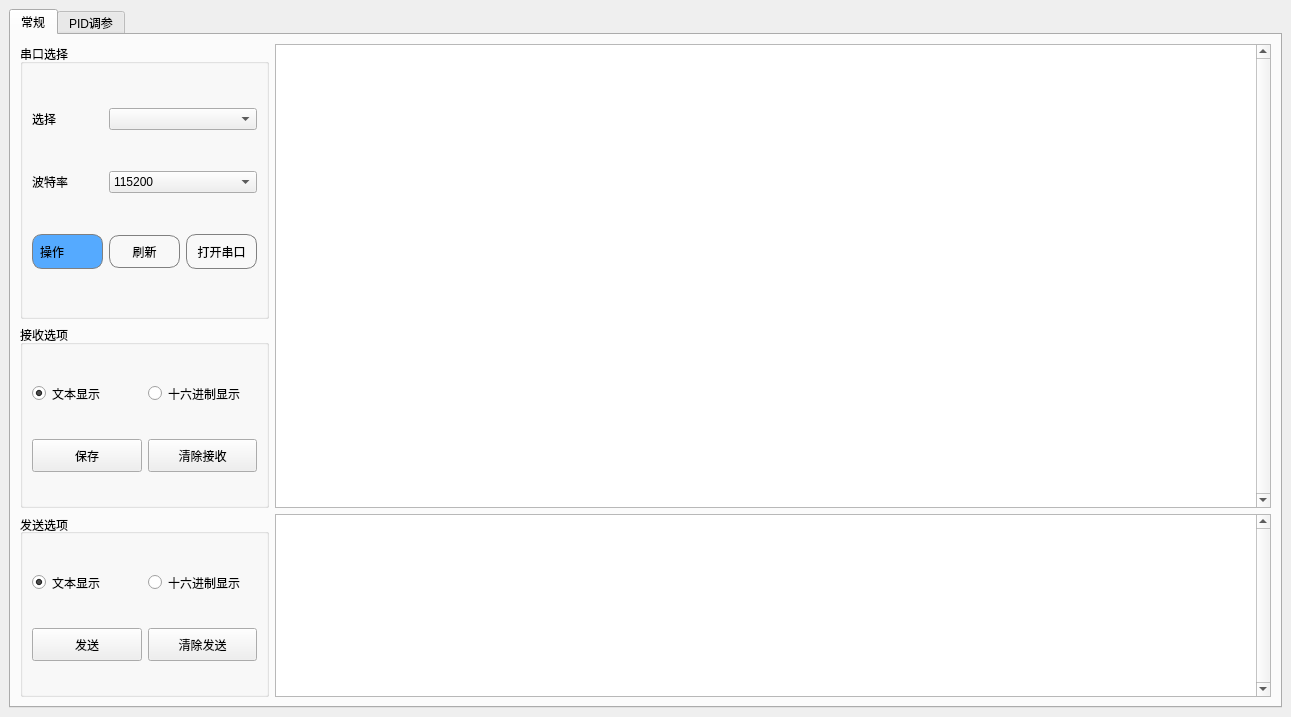
Qt form ui_mainwidow.ui (StrangeChan/SerialDebuggingAssistant) before a commit.
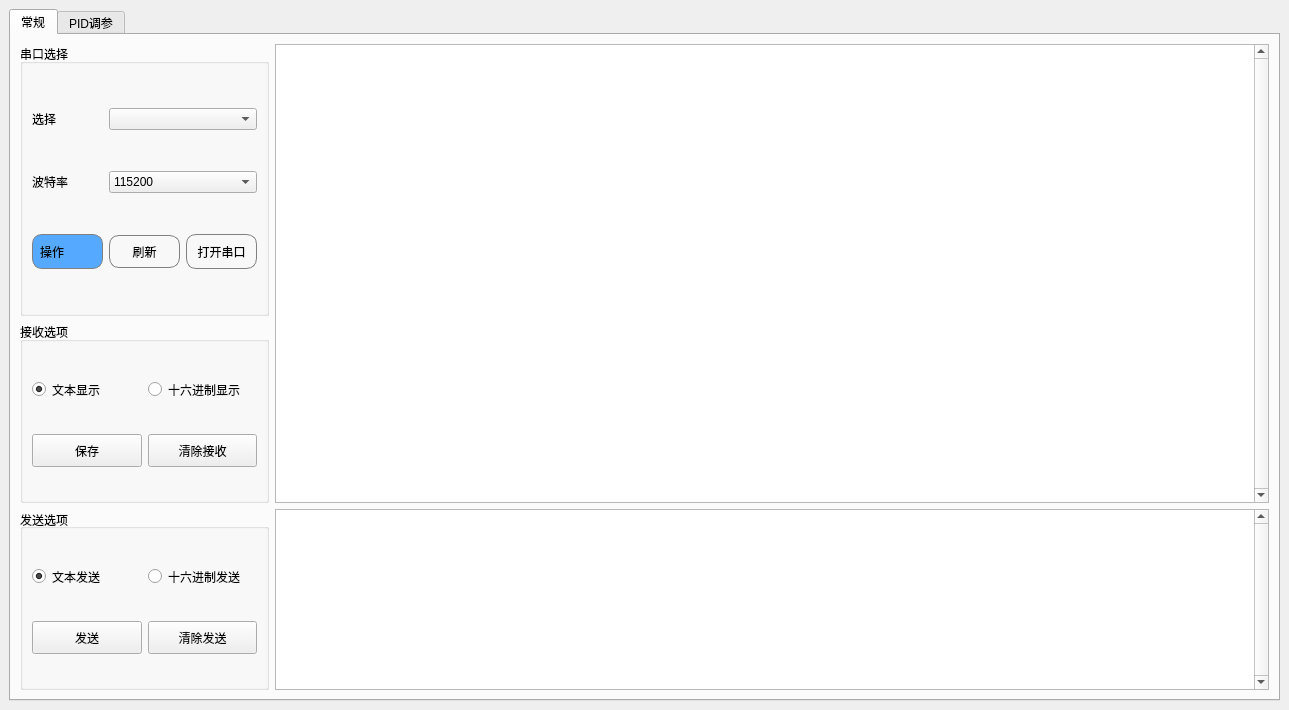
The same form after that commit. The open tabs and pages were chosen to show the change.

```diff
--- a/ui_mainwidow.ui
+++ b/ui_mainwidow.ui
@@ -6,8 +6,8 @@
    <rect>
     <x>0</x>
     <y>0</y>
-    <width>1291</width>
-    <height>717</height>
+    <width>1289</width>
+    <height>710</height>
    </rect>
   </property>
   <property name="baseSize">
@@ -273,7 +273,7 @@
               </size>
              </property>
              <property name="text">
-              <string>文本显示</string>
+              <string>文本发送</string>
              </property>
              <property name="checkable">
               <bool>true</bool>
@@ -295,7 +295,7 @@
               </size>
              </property>
              <property name="text">
-              <string>十六进制显示</string>
+              <string>十六进制发送</string>
              </property>
              <property name="checked">
               <bool>false</bool>
```
Left out of the diff: 6 changed lines with no effect on the pictures.
